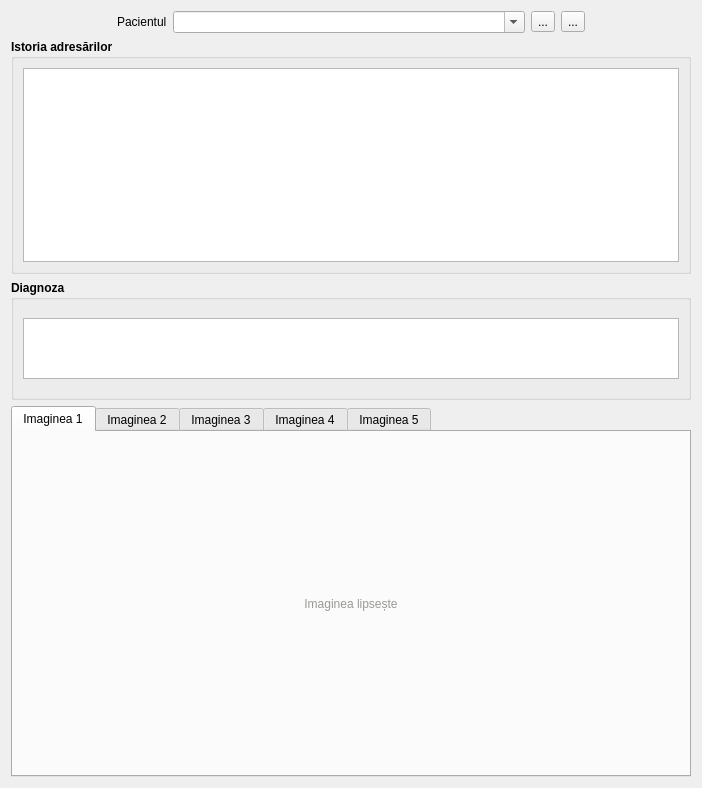
Qt form catalogs/patienthistory.ui (debalex77/USG) before a commit.
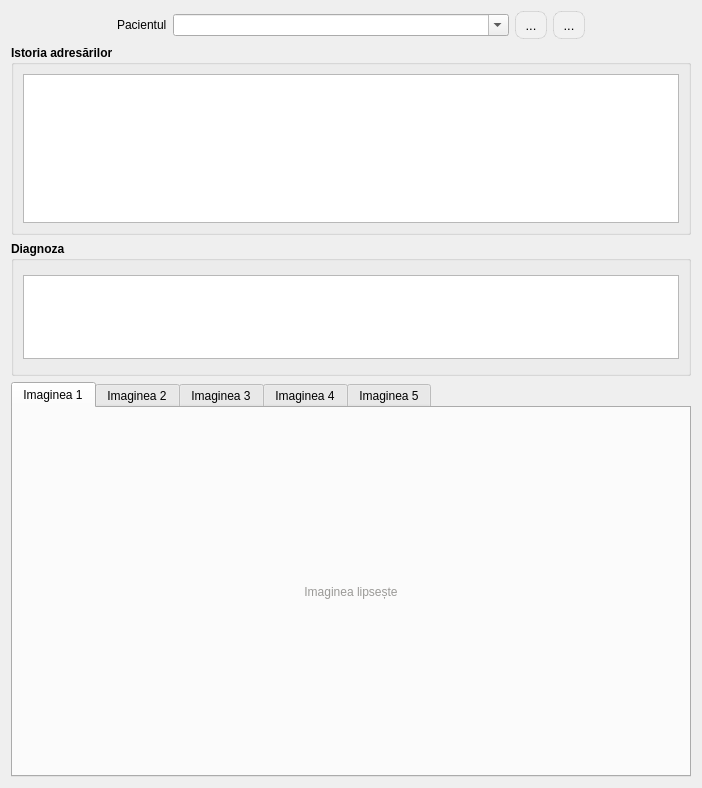
The same form after that commit. Icons and pictures are not drawn.

```diff
--- a/catalogs/patienthistory.ui
+++ b/catalogs/patienthistory.ui
@@ -10,6 +10,11 @@
     <height>788</height>
    </rect>
   </property>
+  <property name="font">
+   <font>
+    <family>Segoe UI</family>
+   </font>
+  </property>
   <property name="windowTitle">
    <string>Dialog</string>
   </property>
@@ -21,7 +26,7 @@
    <item row="1" column="0" colspan="6">
     <widget class="QGroupBox" name="groupBox">
      <property name="sizePolicy">
-      <sizepolicy hsizetype="Expanding" vsizetype="Preferred">
+      <sizepolicy hsizetype="Expanding" vsizetype="Expanding">
        <horstretch>0</horstretch>
        <verstretch>0</verstretch>
       </sizepolicy>
@@ -29,11 +34,12 @@
      <property name="maximumSize">
       <size>
        <width>16777215</width>
-       <height>235</height>
+       <height>190</height>
       </size>
      </property>
      <property name="font">
       <font>
+       <family>Segoe UI</family>
        <bold>true</bold>
       </font>
      </property>
@@ -43,8 +49,15 @@
      <layout class="QGridLayout" name="gridLayout">
       <item row="0" column="0">
        <widget class="QTableView" name="tableView">
+        <property name="maximumSize">
+         <size>
+          <width>16777215</width>
+          <height>150</height>
+         </size>
+        </property>
         <property name="font">
          <font>
+          <family>Segoe UI</family>
           <bold>false</bold>
          </font>
         </property>
@@ -55,6 +68,25 @@
    </item>
    <item row="0" column="4">
     <widget class="QToolButton" name="btnOpenCatPatient">
+     <property name="styleSheet">
+      <string notr="true">QToolButton
+{
+    border: 1px solid rgba(0, 0, 0, 0.1);
+    border-radius: 8px;
+    background-color: #f1f1f1;
+    color: #000000;
+    font-size: 13px;
+    padding: 4px 4px;
+}
+QToolButton:hover
+{
+    background-color: #e0e0e0;
+}
+QToolButton:pressed
+{
+    background-color: #d0d0d0;
+}</string>
+     </property>
      <property name="text">
       <string>...</string>
      </property>
@@ -189,11 +221,12 @@
      <property name="maximumSize">
       <size>
        <width>16777215</width>
-       <height>120</height>
+       <height>135</height>
       </size>
      </property>
      <property name="font">
       <font>
+       <family>Segoe UI</family>
        <bold>true</bold>
       </font>
      </property>
@@ -206,11 +239,12 @@
         <property name="maximumSize">
          <size>
           <width>16777215</width>
-          <height>61</height>
+          <height>84</height>
          </size>
         </property>
         <property name="font">
          <font>
+          <family>Segoe UI</family>
           <bold>false</bold>
          </font>
         </property>
@@ -269,6 +303,25 @@
    </item>
    <item row="0" column="3">
     <widget class="QToolButton" name="btnClearPatient">
+     <property name="styleSheet">
+      <string notr="true">QToolButton
+{
+    border: 1px solid rgba(0, 0, 0, 0.1);
+    border-radius: 8px;
+    background-color: #f1f1f1;
+    color: #000000;
+    font-size: 13px;
+    padding: 4px 4px;
+}
+QToolButton:hover
+{
+    background-color: #e0e0e0;
+}
+QToolButton:pressed
+{
+    background-color: #d0d0d0;
+}</string>
+     </property>
      <property name="text">
       <string>...</string>
      </property>
```
